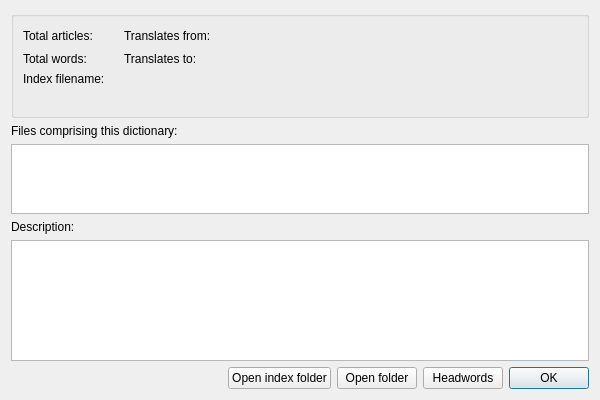
The window that src/ui/dictinfo.ui (xiaoyifang/goldendict-ng) describes before a commit, drawn with Qt 5.
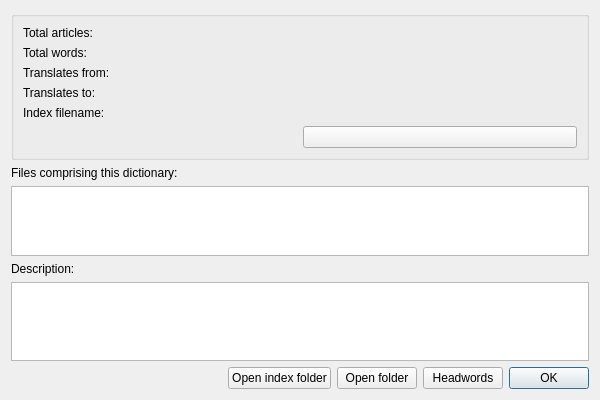
The same window after the commit.

Commit message: feat: add function to enable/disable single dictionary full-text

Patch:
```diff
--- a/src/ui/dictinfo.ui
+++ b/src/ui/dictinfo.ui
@@ -23,147 +23,96 @@
       <string/>
      </property>
      <layout class="QGridLayout" name="gridLayout">
+      <item row="0" column="0">
+       <widget class="QLabel" name="label_2">
+        <property name="text">
+         <string>Total articles:</string>
+        </property>
+       </widget>
+      </item>
       <item row="0" column="1">
        <widget class="QLabel" name="dictionaryTotalArticles">
         <property name="text">
          <string notr="true"/>
         </property>
         <property name="alignment">
-         <set>Qt::AlignCenter</set>
+         <set>Qt::AlignmentFlag::AlignLeft</set>
         </property>
        </widget>
       </item>
-      <item row="2" column="1" colspan="3">
-       <widget class="QLabel" name="dictionaryId">
-        <property name="sizePolicy">
-         <sizepolicy hsizetype="Maximum" vsizetype="Preferred">
-          <horstretch>0</horstretch>
-          <verstretch>0</verstretch>
-         </sizepolicy>
-        </property>
-        <property name="text">
-         <string/>
-        </property>
-        <property name="textInteractionFlags">
-         <set>Qt::LinksAccessibleByMouse|Qt::TextSelectableByMouse</set>
-        </property>
-       </widget>
-      </item>
-      <item row="0" column="4">
-       <spacer name="horizontalSpacer_2">
-        <property name="orientation">
-         <enum>Qt::Horizontal</enum>
-        </property>
-        <property name="sizeHint" stdset="0">
-         <size>
-          <width>40</width>
-          <height>20</height>
-         </size>
-        </property>
-       </spacer>
-      </item>
       <item row="1" column="0">
        <widget class="QLabel" name="label_6">
-        <property name="sizePolicy">
-         <sizepolicy hsizetype="Maximum" vsizetype="Preferred">
-          <horstretch>0</horstretch>
-          <verstretch>0</verstretch>
-         </sizepolicy>
-        </property>
         <property name="text">
          <string>Total words:</string>
         </property>
        </widget>
       </item>
-      <item row="0" column="0">
-       <widget class="QLabel" name="label_2">
-        <property name="sizePolicy">
-         <sizepolicy hsizetype="Maximum" vsizetype="Preferred">
-          <horstretch>0</horstretch>
-          <verstretch>0</verstretch>
-         </sizepolicy>
-        </property>
+      <item row="1" column="1">
+       <widget class="QLabel" name="dictionaryTotalWords">
         <property name="text">
-         <string>Total articles:</string>
+         <string notr="true"/>
         </property>
-       </widget>
-      </item>
-      <item row="1" column="2">
-       <widget class="QLabel" name="label_8">
-        <property name="sizePolicy">
-         <sizepolicy hsizetype="Maximum" vsizetype="Preferred">
-          <horstretch>0</horstretch>
-          <verstretch>0</verstretch>
-         </sizepolicy>
-        </property>
-        <property name="text">
-         <string>Translates to:</string>
+        <property name="alignment">
+         <set>Qt::AlignmentFlag::AlignLeft</set>
         </property>
        </widget>
       </item>
       <item row="2" column="0">
-       <widget class="QLabel" name="label_3">
-        <property name="sizePolicy">
-         <sizepolicy hsizetype="Maximum" vsizetype="Preferred">
-          <horstretch>0</horstretch>
-          <verstretch>0</verstretch>
-         </sizepolicy>
-        </property>
-        <property name="text">
-         <string>Index filename:</string>
-        </property>
-       </widget>
-      </item>
-      <item row="0" column="2">
        <widget class="QLabel" name="label_4">
-        <property name="sizePolicy">
-         <sizepolicy hsizetype="Maximum" vsizetype="Preferred">
-          <horstretch>0</horstretch>
-          <verstretch>0</verstretch>
-         </sizepolicy>
-        </property>
         <property name="text">
          <string>Translates from:</string>
         </property>
        </widget>
       </item>
-      <item row="1" column="1">
-       <widget class="QLabel" name="dictionaryTotalWords">
-        <property name="text">
-         <string notr="true"/>
-        </property>
-        <property name="alignment">
-         <set>Qt::AlignCenter</set>
-        </property>
-       </widget>
-      </item>
-      <item row="3" column="0" colspan="2">
-       <widget class="QLabel" name="enableFullindex">
-        <property name="sizePolicy">
-         <sizepolicy hsizetype="Maximum" vsizetype="Preferred">
-          <horstretch>0</horstretch>
-          <verstretch>0</verstretch>
-         </sizepolicy>
-        </property>
-        <property name="text">
-         <string/>
-        </property>
-       </widget>
-      </item>
-      <item row="0" column="3">
+      <item row="2" column="1">
        <widget class="QLabel" name="dictionaryTranslatesFrom">
         <property name="text">
          <string notr="true"/>
         </property>
        </widget>
       </item>
-      <item row="1" column="3">
+      <item row="3" column="0">
+       <widget class="QLabel" name="label_8">
+        <property name="text">
+         <string>Translates to:</string>
+        </property>
+       </widget>
+      </item>
+      <item row="3" column="1">
        <widget class="QLabel" name="dictionaryTranslatesTo">
         <property name="text">
          <string notr="true"/>
         </property>
        </widget>
       </item>
+      <item row="4" column="0">
+       <widget class="QLabel" name="label_3">
+        <property name="text">
+         <string>Index filename:</string>
+        </property>
+       </widget>
+      </item>
+      <item row="4" column="1">
+       <widget class="QLabel" name="dictionaryId">
+        <property name="textInteractionFlags">
+         <set>Qt::TextInteractionFlag::LinksAccessibleByMouse|Qt::TextInteractionFlag::TextSelectableByMouse</set>
+        </property>
+       </widget>
+      </item>
+      <item row="5" column="0">
+       <widget class="QLabel" name="enableFullindex">
+        <property name="text">
+         <string/>
+        </property>
+       </widget>
+      </item>
+      <item row="5" column="1">
+       <widget class="QPushButton" name="ftsToggleButton">
+        <property name="text">
+         <string/>
+        </property>
+       </widget>
+      </item>
      </layout>
     </widget>
    </item>
@@ -201,7 +150,7 @@
       <bool>false</bool>
      </property>
      <property name="lineWrapMode">
-      <enum>QPlainTextEdit::NoWrap</enum>
+      <enum>QPlainTextEdit::LineWrapMode::NoWrap</enum>
      </property>
      <property name="readOnly">
       <bool>true</bool>
@@ -224,7 +173,7 @@
       <string notr="true"/>
      </property>
      <property name="horizontalScrollBarPolicy">
-      <enum>Qt::ScrollBarAsNeeded</enum>
+      <enum>Qt::ScrollBarPolicy::ScrollBarAsNeeded</enum>
      </property>
      <property name="readOnly">
       <bool>true</bool>
@@ -236,7 +185,7 @@
      <item>
       <spacer name="horizontalSpacer">
        <property name="orientation">
-        <enum>Qt::Horizontal</enum>
+        <enum>Qt::Orientation::Horizontal</enum>
        </property>
        <property name="sizeHint" stdset="0">
         <size>
```
The commit also changes 26 other files.
